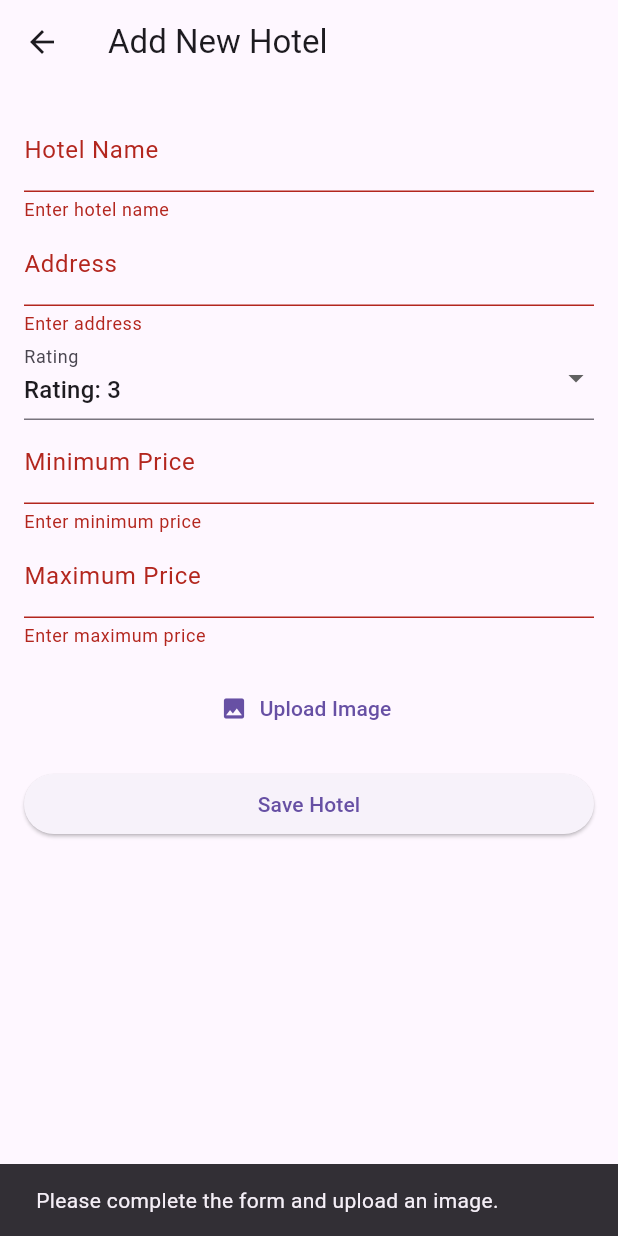
After one commit to imranhss/Flutter_59, a Flutter app: the AdminPage screen opened directly, after a tap on "Add Hotel", after a tap on "Save Hotel", on a phone screen of 412 x 824 dp. The commit adds this screen. Run offline on Flutter 3.47's test engine with Material 3 defaults, Android fonts, the phone set to English and light mode, and no system bars; our stand-ins replace date_field, dio, flutter_secure_storage, google_fonts, image_picker, shared_preferences; missing offline and left inert: jwt_decode; accounts and stored records are empty.

Commit message:
Post Data With Image

```diff
--- a/lib/model/hotel.dart
+++ b/lib/model/hotel.dart
@@ -3,50 +3,54 @@ import 'package:test_flutter/model/location.dart';
 
 
 class Hotel {
-  int? id;
-  String? name;
-  String? address;
-  String? rating;
-  int? minPrice;
-  int? maxPrice;
-  String? image;
-  Location? location;
 
-  Hotel(
-      {this.id,
-        this.name,
-        this.address,
-        this.rating,
-        this.minPrice,
-        this.maxPrice,
-        this.image,
-        this.location});
+  final int id;
+  final String name;
+  final String address;
+  final String rating;
+  final double minPrice;
+  final double maxPrice;
+  final String image;
+  final Location location;
 
-  Hotel.fromJson(Map<String, dynamic> json) {
-    id = json['id'];
-    name = json['name'];
-    address = json['address'];
-    rating = json['rating'];
-    minPrice = json['minPrice'];
-    maxPrice = json['maxPrice'];
-    image = json['image'];
-    location = json['location'] != null
-        ? new Location.fromJson(json['location'])
-        : null;
+  Hotel({
+    required this.id,
+    required this.name,
+    required this.address,
+    required this.rating,
+    required this.minPrice,
+    required this.maxPrice,
+    required this.image,
+    required this.location,
+  });
+
+  // Factory constructor for creating a Hotel instance from JSON
+  factory Hotel.fromJson(Map<String, dynamic> json) {
+    return Hotel(
+      id: json['id'],
+      name: json['name'],
+      address: json['address'],
+      rating: json['rating'],
+      minPrice: json['minPrice'].toDouble(),
+      maxPrice: json['maxPrice'].toDouble(),
+      image: json['image'],
+      location: Location.fromJson(json['location']),
+    );
   }
 
+  // Method for converting a Hotel instance to JSON
   Map<String, dynamic> toJson() {
-    final Map<String, dynamic> data = new Map<String, dynamic>();
-    data['id'] = this.id;
-    data['name'] = this.name;
-    data['address'] = this.address;
-    data['rating'] = this.rating;
-    data['minPrice'] = this.minPrice;
-    data['maxPrice'] = this.maxPrice;
-    data['image'] = this.image;
-    if (this.location != null) {
-      data['location'] = this.location!.toJson();
-    }
-    return data;
+    return {
+      'id': id,
+      'name': name,
+      'address': address,
+      'rating': rating,
+      'minPrice': minPrice,
+      'maxPrice': maxPrice,
+      'image': image,
+      'location': location.toJson(), // Assuming Location has a toJson method
+    };
   }
+
+
 }
--- a/lib/model/location.dart
+++ b/lib/model/location.dart
@@ -19,4 +19,6 @@ class Location {
     data['image'] = this.image;
     return data;
   }
+
+
 }
--- /dev/null
+++ b/lib/page/AddHotelPage.dart
@@ -0,0 +1,187 @@
+import 'package:flutter/material.dart';
+import 'package:image_picker/image_picker.dart';
+import 'package:test_flutter/model/hotel.dart';
+import 'package:test_flutter/model/location.dart';
+import 'package:test_flutter/service/hotel_service.dart';
+import 'dart:typed_data';
+
+
+
+class AddHotelPage extends StatefulWidget {
+  const AddHotelPage({super.key});
+
+  @override
+  State<AddHotelPage> createState() => _AddHotelPageState();
+}
+
+class _AddHotelPageState extends State<AddHotelPage> {
+
+  final _formKey = GlobalKey<FormState>();
+  final ImagePicker _picker = ImagePicker();
+  XFile? _imageFile; // Use XFile for consistency with image_picker
+  Uint8List? _imageData; // To hold image data as Uint8List
+
+  // Controllers for form fields
+  final TextEditingController _nameController = TextEditingController();
+  final TextEditingController _addressController = TextEditingController();
+  final TextEditingController _minPriceController = TextEditingController();
+  final TextEditingController _maxPriceController = TextEditingController();
+  String _selectedRating = '3'; // default rating
+
+
+  // Pick an image from gallery
+  Future<void> _pickImage() async {
+    try {
+      final pickedFile = await _picker.pickImage(source: ImageSource.gallery);
+      if (pickedFile != null) {
+        // Read the image as bytes
+        final bytes = await pickedFile.readAsBytes();
+        setState(() {
+          _imageFile = pickedFile; // Assign the picked file
+          _imageData = bytes; // Store the image data
+        });
+      }
+    } catch (e) {
+      print('Error picking image: $e');
+      ScaffoldMessenger.of(context).showSnackBar(
+        SnackBar(content: Text('Error picking image: ${e.toString()}')),
+      );
+    }
+  }
+
+  // Save the hotel details
+  Future<void> _saveHotel() async {
+    if (_formKey.currentState!.validate() && _imageFile != null) {
+      if (double.parse(_minPriceController.text) >
+          double.parse(_maxPriceController.text)) {
+        ScaffoldMessenger.of(context).showSnackBar(
+          SnackBar(
+              content:
+              Text('Maximum price must be greater than minimum price.')),
+        );
+        return;
+      }
+
+      final hotel = Hotel(
+        id: 0,
+        // will be generated by backend
+        name: _nameController.text,
+        address: _addressController.text,
+        rating: _selectedRating,
+        minPrice: double.parse(_minPriceController.text),
+        maxPrice: double.parse(_maxPriceController.text),
+        image: '',
+        // This will be handled by the backend
+        location: Location(
+            id: 1, name: 'Sample Location'), // Replace with actual location
+      );
+
+      try {
+        // Assuming createHotel accepts an XFile; adjust as needed based on your service method
+        await HotelService().createHotel(hotel, _imageFile!);
+        ScaffoldMessenger.of(context).showSnackBar(
+          SnackBar(content: Text('Hotel added successfully!')),
+        );
+
+        // Clear form fields and reset image
+        _nameController.clear();
+        _addressController.clear();
+        _minPriceController.clear();
+        _maxPriceController.clear();
+        _imageFile = null;
+        _imageData = null; // Reset image data
+        setState(() {});
+      } catch (e) {
+        print(e);
+        ScaffoldMessenger.of(context).showSnackBar(
+          SnackBar(content: Text('Error adding hotel: ${e.toString()}')),
+        );
+      }
+    } else {
+      ScaffoldMessenger.of(context).showSnackBar(
+        SnackBar(
+            content: Text('Please complete the form and upload an image.')),
+      );
+    }
+  }
+
+
+
+
+
+  @override
+  Widget build(BuildContext context) {
+
+    return Scaffold(
+      appBar: AppBar(title: Text('Add New Hotel')),
+      body: Padding(
+        padding: const EdgeInsets.all(16.0),
+        child: Form(
+          key: _formKey,
+          child: ListView(
+            children: [
+              TextFormField(
+                controller: _nameController,
+                decoration: InputDecoration(labelText: 'Hotel Name'),
+                validator: (value) =>
+                value == null || value.isEmpty ? 'Enter hotel name' : null,
+              ),
+              TextFormField(
+                controller: _addressController,
+                decoration: InputDecoration(labelText: 'Address'),
+                validator: (value) =>
+                value == null || value.isEmpty ? 'Enter address' : null,
+              ),
+              DropdownButtonFormField<String>(
+                value: _selectedRating,
+                items: ['1', '2', '3', '4', '5']
+                    .map((rating) =>
+                    DropdownMenuItem(
+                      value: rating,
+                      child: Text('Rating: $rating'),
+                    ))
+                    .toList(),
+                onChanged: (value) => setState(() => _selectedRating = value!),
+                decoration: InputDecoration(labelText: 'Rating'),
+              ),
+              TextFormField(
+                controller: _minPriceController,
+                keyboardType: TextInputType.number,
+                decoration: InputDecoration(labelText: 'Minimum Price'),
+                validator: (value) =>
+                value == null || value.isEmpty
+                    ? 'Enter minimum price'
+                    : null,
+              ),
+              TextFormField(
+                controller: _maxPriceController,
+                keyboardType: TextInputType.number,
+                decoration: InputDecoration(labelText: 'Maximum Price'),
+                validator: (value) =>
+                value == null || value.isEmpty
+                    ? 'Enter maximum price'
+                    : null,
+              ),
+              SizedBox(height: 16),
+              TextButton.icon(
+                icon: Icon(Icons.image),
+                label: Text('Upload Image'),
+                onPressed: _pickImage,
+              ),
+              if (_imageData != null)
+                Image.memory(_imageData!, height: 150, fit: BoxFit.cover),
+              // Display image
+              SizedBox(height: 16),
+              ElevatedButton(
+                onPressed: _saveHotel,
+                child: Text('Save Hotel'),
+              ),
+            ],
+          ),
+        ),
+      ),
+    );
+
+
+  }
+}
--- a/lib/page/AdminPage.dart
+++ b/lib/page/AdminPage.dart
@@ -1,4 +1,5 @@
 import 'package:flutter/material.dart';
+import 'package:test_flutter/page/AddHotelPage.dart';
 import 'package:test_flutter/page/loginpage.dart';
 
 class AdminPage extends StatelessWidget {
@@ -49,6 +50,25 @@ class AdminPage extends StatelessWidget {
               ),
             ),
             SizedBox(height: 10),
+
+
+            ElevatedButton.icon(
+              icon: Icon(Icons.add),
+              label: Text('Add Hotel'),
+              onPressed: () {
+                // Implement logout functionality or navigate back to login
+                Navigator.pushReplacement(
+                  context,
+                  MaterialPageRoute(builder: (context) => AddHotelPage()),
+                ); // Example logout: navigate back to login
+              },
+              style: ElevatedButton.styleFrom(
+                backgroundColor: Colors.blueAccent,
+              ),
+            ),
+            SizedBox(height: 10),
+
+
             ElevatedButton.icon(
               icon: Icon(Icons.settings),
               label: Text('Settings'),
--- a/lib/service/hotel_service.dart
+++ b/lib/service/hotel_service.dart
@@ -1,8 +1,16 @@
+import 'package:dio/dio.dart';
+import 'package:image_picker/image_picker.dart';
 import 'package:test_flutter/model/hotel.dart';
 import 'package:http/http.dart' as http;
 import 'dart:convert';
+import 'package:test_flutter/service/AuthService.dart';
+
 
 class HotelService {
+
+  final Dio _dio = Dio();
+
+  final AuthService authService = AuthService();
 
   final String apiUrl =
       'http://localhost:8080/api/hotel/'; // Adjust to match your backend URL
@@ -24,4 +32,43 @@ class HotelService {
 
 
 
+  Future<Hotel?> createHotel(Hotel hotel, XFile? image) async {
+    final formData = FormData();
+
+    formData.fields.add(MapEntry('hotel', jsonEncode(hotel.toJson())));
+
+    if (image != null) {
+      final bytes = await image.readAsBytes();
+      formData.files.add(MapEntry('image', MultipartFile.fromBytes(
+        bytes,
+        filename: image.name,
+      )));
+    }
+
+    final token = await authService.getToken();
+    final headers = {'Authorization': 'Bearer $token'};
+
+    try {
+      final response = await _dio.post(
+        '${apiUrl}save',
+        data: formData,
+        options: Options(headers: headers),
+      );
+
+      if (response.statusCode == 200) {
+        final data = response.data as Map<String, dynamic>;
+        return Hotel.fromJson(data); // Parse response data to Hotel object
+      } else {
+        print('Error creating hotel: ${response.statusCode}');
+        return null;
+      }
+    } on DioError catch (e) {
+      print('Error creating hotel: ${e.message}');
+      return null;
+    }
+  }
+
+
+
+
 }
--- a/pubspec.yaml
+++ b/pubspec.yaml
@@ -41,6 +41,11 @@ dependencies:
   flutter_secure_storage: ^7.0.1
   jwt_decode: ^0.3.1
   shared_preferences: ^2.3.2
+  dio: ^5.7.0
+  image_picker: ^0.8.5+3
+  image_picker_for_web: ^2.1.6
+  path_provider: ^2.1.5
+  http_parser: ^4.0.2
 
 
 dev_dependencies:
```
Also changed, not shown: pubspec.lock.
